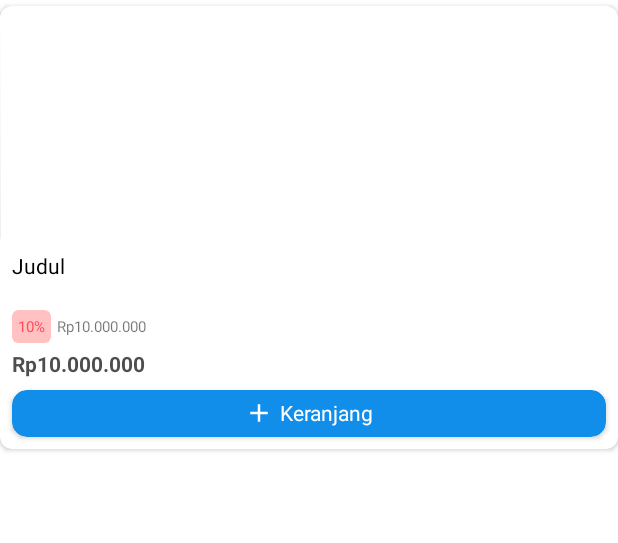
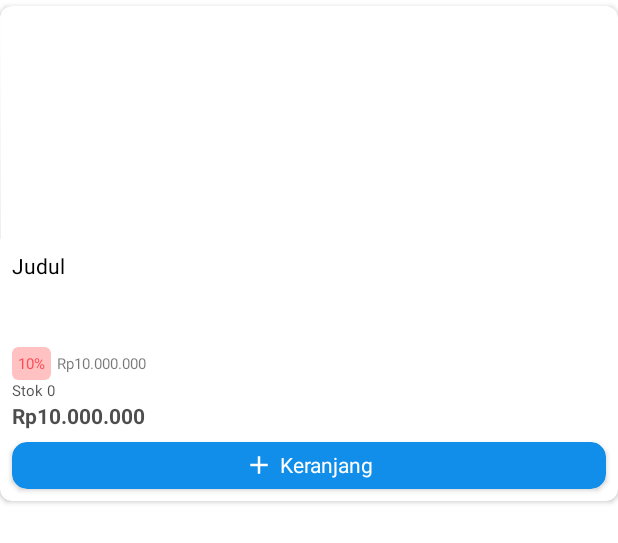
Before and after one commit to mukhlas-munif-ahsani/Bioshe_Pelanggan, an Android app: the layout item_product_2.xml on its own in the app's theme, with its tools: preview values and no code run, on a phone screen of 412 x 824 dp. Shown: the top 543 px of the screen. Run offline under Robolectric (Android 15) with nearby library versions, the light colour scheme and no system bars.

Commit message:
Update 13 July 2021

```diff
--- a/app/build.gradle
+++ b/app/build.gradle
@@ -55,6 +55,7 @@ dependencies {
     implementation 'com.google.firebase:firebase-messaging:21.1.0'
     implementation 'com.google.firebase:firebase-functions:19.2.0'
     implementation 'androidx.legacy:legacy-support-v4:1.0.0'
+    implementation 'androidx.cardview:cardview:1.0.0'
     testImplementation 'junit:junit:4.13.2'
     androidTestImplementation 'androidx.test.ext:junit:1.1.2'
     androidTestImplementation 'androidx.test.espresso:espresso-core:3.3.0'
--- a/app/src/main/java/com/munifahsan/biosheapp/ui/chatRoom/ChatRoomActivity.kt
+++ b/app/src/main/java/com/munifahsan/biosheapp/ui/chatRoom/ChatRoomActivity.kt
@@ -46,7 +46,6 @@ class ChatRoomActivity : AppCompatActivity() {
     private var chatRoomId: String = ""
 
 
-
     override fun onCreate(savedInstanceState: Bundle?) {
         super.onCreate(savedInstanceState)
         binding = ActivityChatRoomBinding.inflate(layoutInflater)
@@ -69,7 +68,6 @@ class ChatRoomActivity : AppCompatActivity() {
                 finish()
             }
         }
-        //showMessage(friendId.toString())
     }
 
     private fun getData(chatRoomId: String) {
--- a/app/src/main/java/com/munifahsan/biosheapp/ui/pageChat/ChatFragment.kt
+++ b/app/src/main/java/com/munifahsan/biosheapp/ui/pageChat/ChatFragment.kt
@@ -108,7 +108,7 @@ class ChatFragment : Fragment() {
             to: String,
             toName: String,
             toPhoto: String,
-            peakMessage: String,
+            idMessage: String,
             updated: Timestamp?
         ) {
             val photo = view.findViewById<ImageView>(R.id.photoChatList)
@@ -128,7 +128,6 @@ class ChatFragment : Fragment() {
                 if (to != auth.currentUser!!.uid) {
                     navigateToChatRoom(to)
                 }
-
             }
 
             if (from != auth.currentUser!!.uid) {
@@ -271,7 +270,7 @@ class ChatFragment : Fragment() {
                 }
             }
 
-            dbChatRoom.document(id).collection("CHAT").document(peakMessage)
+            dbChatRoom.document(id).collection("CHAT").document(idMessage)
                 .addSnapshotListener { value, error ->
                     if (value != null) {
                         peakMessages.text = value.getString("message")
--- a/app/src/main/java/com/munifahsan/biosheapp/utils/Constants.kt
+++ b/app/src/main/java/com/munifahsan/biosheapp/utils/Constants.kt
@@ -45,7 +45,7 @@ class Constants {
         val PRODUK_DB = FirebaseFirestore.getInstance()
             .collection("PRODUCT")
         val TAGIHAN_DB = FirebaseFirestore.getInstance()
-            .collection("USERS").document(Firebase.auth.currentUser!!.uid).collection("TAGIHAN")
+            .collection("USERS").document(CURRENT_USER_ID.toString()).collection("TAGIHAN")
         val PAYMENT_HISTORY_DB = FirebaseFirestore.getInstance()
             .collection("PAYMENT_HISTORY")
     }
--- a/app/src/main/res/layout/item_product_2.xml
+++ b/app/src/main/res/layout/item_product_2.xml
@@ -2,7 +2,7 @@
 <androidx.cardview.widget.CardView xmlns:android="http://schemas.android.com/apk/res/android"
     xmlns:app="http://schemas.android.com/apk/res-auto"
     android:layout_width="match_parent"
-    android:layout_height="295dp"
+    android:layout_height="330dp"
     android:id="@+id/product"
     android:clickable="true"
     android:focusable="true"
@@ -41,10 +41,10 @@
             android:layout_height="wrap_content"
             android:layout_gravity="top"
             android:id="@+id/linDiscon"
-            android:layout_above="@+id/priceTxt"
+            android:layout_above="@+id/stokTxt"
             android:layout_marginStart="8dp"
             android:visibility="visible"
-            android:layout_marginBottom="4dp"
+            android:layout_marginBottom="0dp"
             android:layout_marginTop="4dp"
             android:layout_marginEnd="8dp"
             android:elevation="0dp"
@@ -100,6 +100,19 @@
         </LinearLayout>
 
         <TextView
+            android:id="@+id/stokTxt"
+            android:layout_width="wrap_content"
+            android:layout_height="wrap_content"
+            android:layout_above="@+id/priceTxt"
+            android:layout_marginStart="8dp"
+            android:layout_marginBottom="0dp"
+            android:textColor="@color/black"
+            android:textStyle="normal"
+            android:alpha="0.7"
+            android:text="Stok 0"
+            android:textSize="10sp" />
+
+        <TextView
             android:id="@+id/priceTxt"
             android:layout_width="wrap_content"
             android:layout_height="wrap_content"
```
Also changed, not shown: app/src/main/java/com/munifahsan/biosheapp/ui/pageHome/HomeFragment.kt (+20 -1 lines), app/src/main/java/com/munifahsan/biosheapp/ui/promo/PromoActivity.kt (+21 -1 lines), app/src/main/res/layout/item_product.xml (+15 -2 lines).
